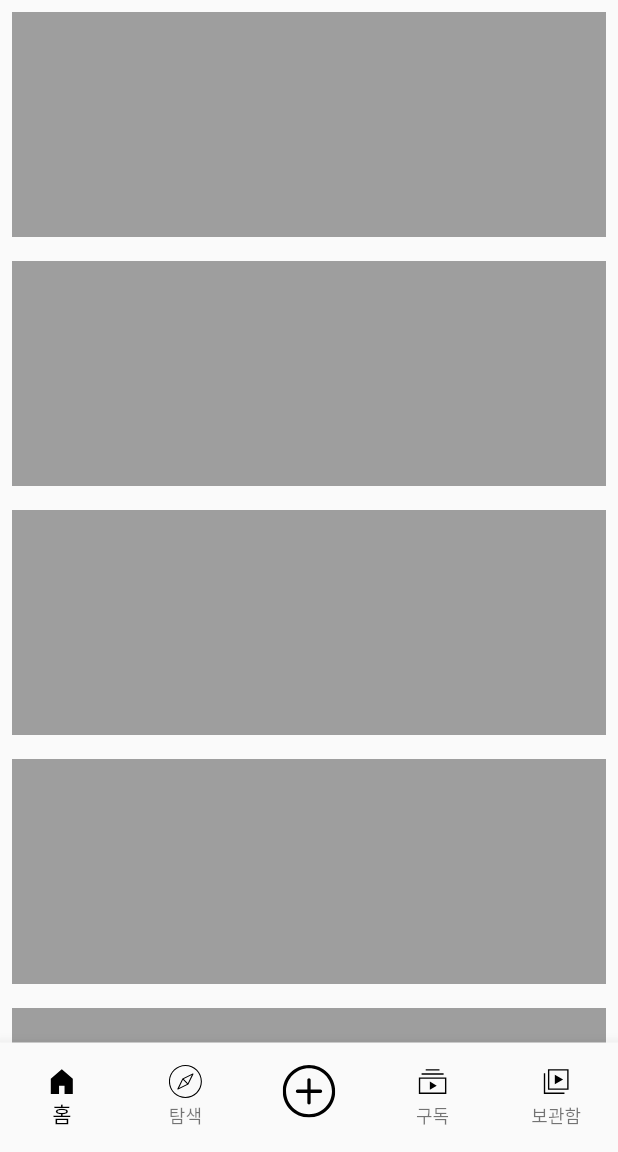
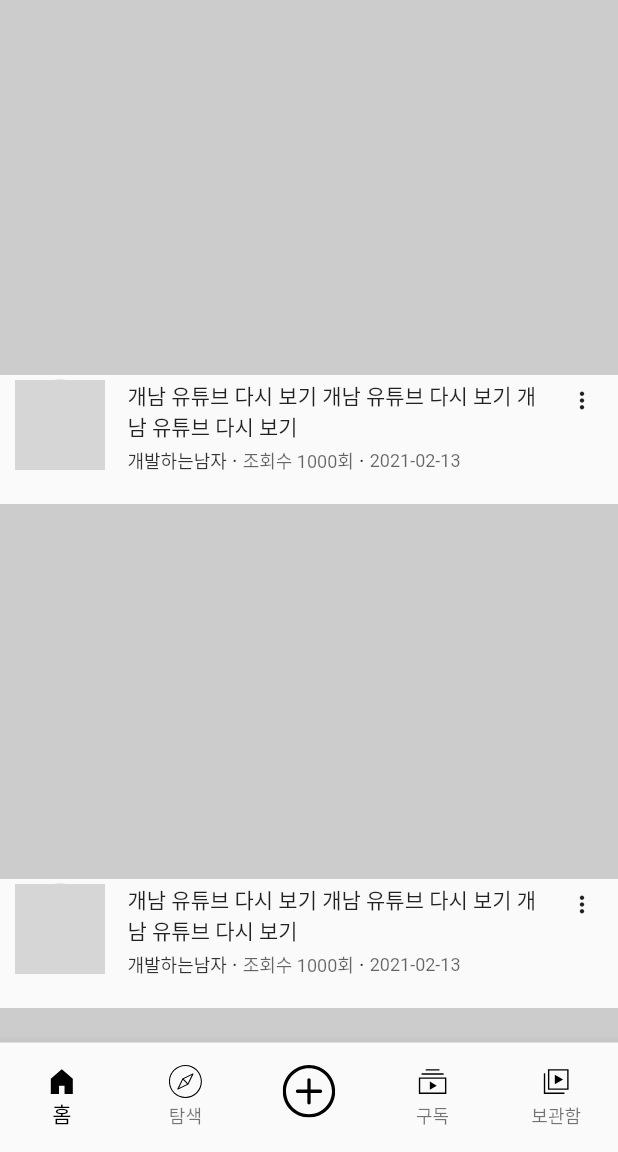
Before and after one commit to iamlangka/youtube_app, a Flutter app: the screen it shows after launch, on a phone screen of 412 x 824 dp, the part 84-1236 px from its top. Run offline on Flutter 3.47's test engine with Material 2 defaults, Android fonts, the phone set to English and light mode, and no system bars; our stand-ins replace flutter_svg, get; network calls fail; grey boxes are pictures that could not be loaded.

Commit message:
유튜브 앱 만들기6

```diff
--- a/lib/main.dart
+++ b/lib/main.dart
@@ -2,6 +2,7 @@ import 'package:flutter/material.dart';
 import 'package:get/get.dart';
 import 'package:youtube_app/src/app.dart';
 import 'package:youtube_app/src/binding/init_binding.dart';
+import 'package:youtube_app/src/components/youtube_detail.dart';
 
 void main() {
   runApp(MyApp());
@@ -19,7 +20,10 @@ class MyApp extends StatelessWidget {
       ),
       initialBinding: InitBinding(),
       initialRoute: "/",
-      getPages: [GetPage(name: "/", page: () => App())],
+      getPages: [
+        GetPage(name: "/", page: () => App()),
+        GetPage(name: "/detail/:videoId", page: () => YoutubeDetail()),
+      ],
     );
   }
 }
--- /dev/null
+++ b/lib/src/components/video_widget.dart
@@ -0,0 +1,95 @@
+import 'package:flutter/material.dart';
+
+class VideoWidget extends StatelessWidget {
+  const VideoWidget({Key? key}) : super(key: key);
+
+  Widget _thumbnail() {
+    return Container(
+      height: 250,
+      color: Colors.grey.withOpacity(0.5),
+    );
+  }
+
+  Widget _simpleDetailinfo() {
+    return Container(
+      padding: const EdgeInsets.only(
+        left: 10,
+        bottom: 20,
+      ),
+      child: Row(
+        children: [
+          CircleAvatar(
+            radius: 30,
+            backgroundColor: Colors.grey.withOpacity(0.5),
+            backgroundImage: Image.network(
+                    "https://yt3.ggpht.com/ytc/AKedOLQagIEl2WOUacXZ8WlCPvApoIouP9sNGkMIDVdQ=s176-c-k-c0x00ffffff-no-rj")
+                .image,
+          ),
+          SizedBox(
+            width: 15,
+          ),
+          Expanded(
+            child: Column(
+              children: [
+                Row(
+                  mainAxisAlignment: MainAxisAlignment.spaceBetween,
+                  children: [
+                    Expanded(
+                        child: Text(
+                      "개남 유튜브 다시 보기 개남 유튜브 다시 보기 개남 유튜브 다시 보기",
+                      maxLines: 2,
+                    )),
+                    IconButton(
+                      alignment: Alignment.topCenter,
+                      icon: Icon(Icons.more_vert, size: 18),
+                      onPressed: () {},
+                    ),
+                  ],
+                ),
+                Row(
+                  children: [
+                    Text(
+                      "개발하는남자",
+                      style: TextStyle(
+                        fontSize: 12,
+                        color: Colors.black.withOpacity(0.8),
+                      ),
+                    ),
+                    Text(" · "),
+                    Text(
+                      "조회수 1000회",
+                      style: TextStyle(
+                        fontSize: 12,
+                        color: Colors.black.withOpacity(0.6),
+                      ),
+                    ),
+                    Text(" · "),
+                    Text(
+                      "2021-02-13",
+                      style: TextStyle(
+                        fontSize: 12,
+                        color: Colors.black.withOpacity(0.6),
+                      ),
+                    ),
+                  ],
+                )
+              ],
+            ),
+          )
+        ],
+      ),
+    );
+  }
+
+  @override
+  Widget build(BuildContext context) {
+    return Container(
+      child: Column(
+        children: [
+          _thumbnail(),
+          _simpleDetailinfo(),
+        ],
+      ),
+    );
+  }
+}
--- /dev/null
+++ b/lib/src/components/youtube_detail.dart
@@ -0,0 +1,15 @@
+import 'package:flutter/material.dart';
+import 'package:get/get.dart';
+
+class YoutubeDetail extends StatelessWidget {
+  const YoutubeDetail({Key? key}) : super(key: key);
+
+  @override
+  Widget build(BuildContext context) {
+    return Container(
+      child: Center(
+        child: Text(Get.parameters["videoId"] ?? ''),
+      ),
+    );
+  }
+}
--- a/lib/src/pages/home.dart
+++ b/lib/src/pages/home.dart
@@ -1,5 +1,7 @@
 import 'package:flutter/material.dart';
+import 'package:get/get.dart';
 import 'package:youtube_app/src/components/custom_appbar.dart';
+import 'package:youtube_app/src/components/video_widget.dart';
 
 class Home extends StatelessWidget {
   const Home({Key? key}) : super(key: key);
@@ -17,12 +19,11 @@ class Home extends StatelessWidget {
           SliverList(
             delegate: SliverChildBuilderDelegate(
               (context, index) {
-                return Padding(
-                  padding: const EdgeInsets.all(8.0),
-                  child: Container(
-                    height: 150,
-                    color: Colors.grey,
-                  ),
+                return GestureDetector(
+                  child: VideoWidget(),
+                  onTap: () {
+                    Get.toNamed("/detail/239587");
+                  },
                 );
               },
               childCount: 10,
```
